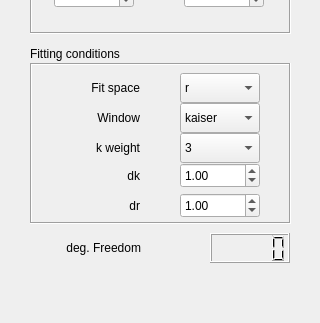
Old version of the form ControlWidget.ui in the repository yohey-uemura/EXAFSfit_with_silx; both pictures show x 0 to 320 and y 377 to 700 of the 320 by 700 pixel window.
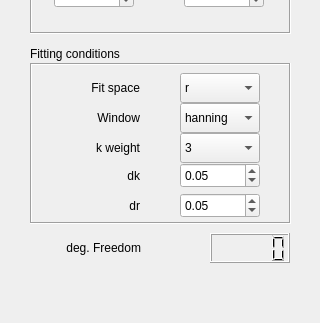
New version of the form. Icons and pictures are not drawn.

What changed in the file:
```diff
--- a/ControlWidget.ui
+++ b/ControlWidget.ui
@@ -421,11 +421,6 @@
     <property name="currentIndex">
      <number>0</number>
     </property>
-    <item>
-     <property name="text">
-      <string>kaiser</string>
-     </property>
-    </item>
     <item>
      <property name="text">
       <string>hanning</string>
@@ -542,7 +537,7 @@
      <double>0.100000000000000</double>
     </property>
     <property name="value">
-     <double>1.000000000000000</double>
+     <double>0.050000000000000</double>
     </property>
    </widget>
    <widget class="QLabel" name="label_12">
@@ -589,7 +584,7 @@
      <double>0.100000000000000</double>
     </property>
     <property name="value">
-     <double>1.000000000000000</double>
+     <double>0.050000000000000</double>
     </property>
    </widget>
   </widget>
```
Left out of the diff: 5 changed lines with no effect on the pictures.
